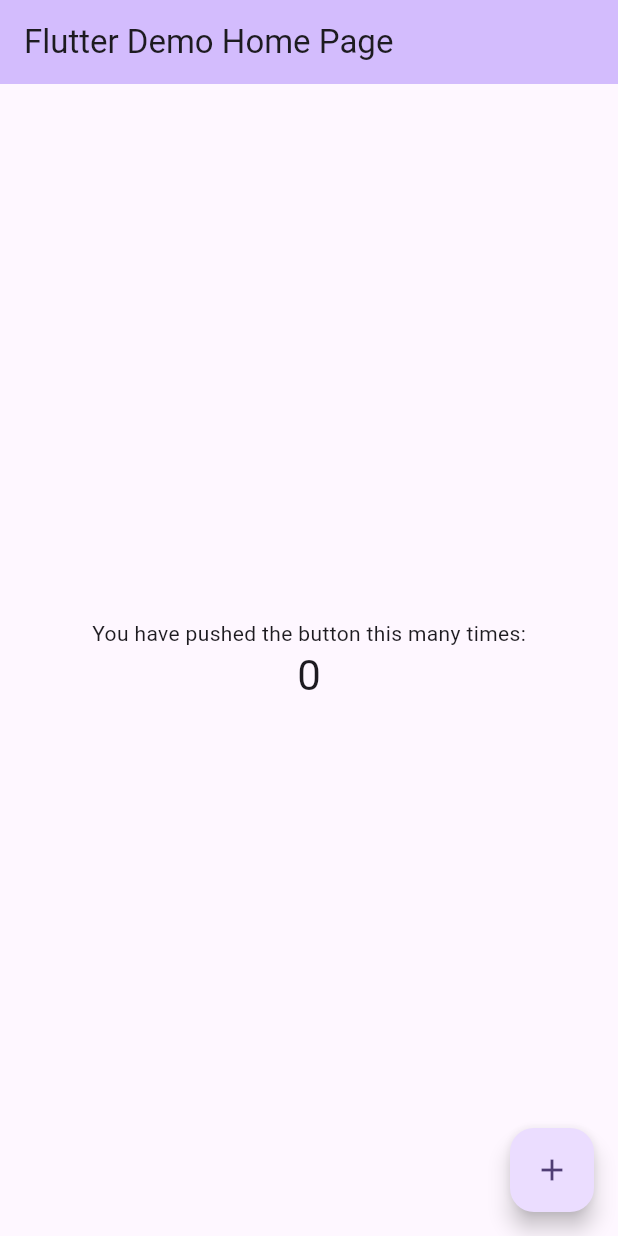
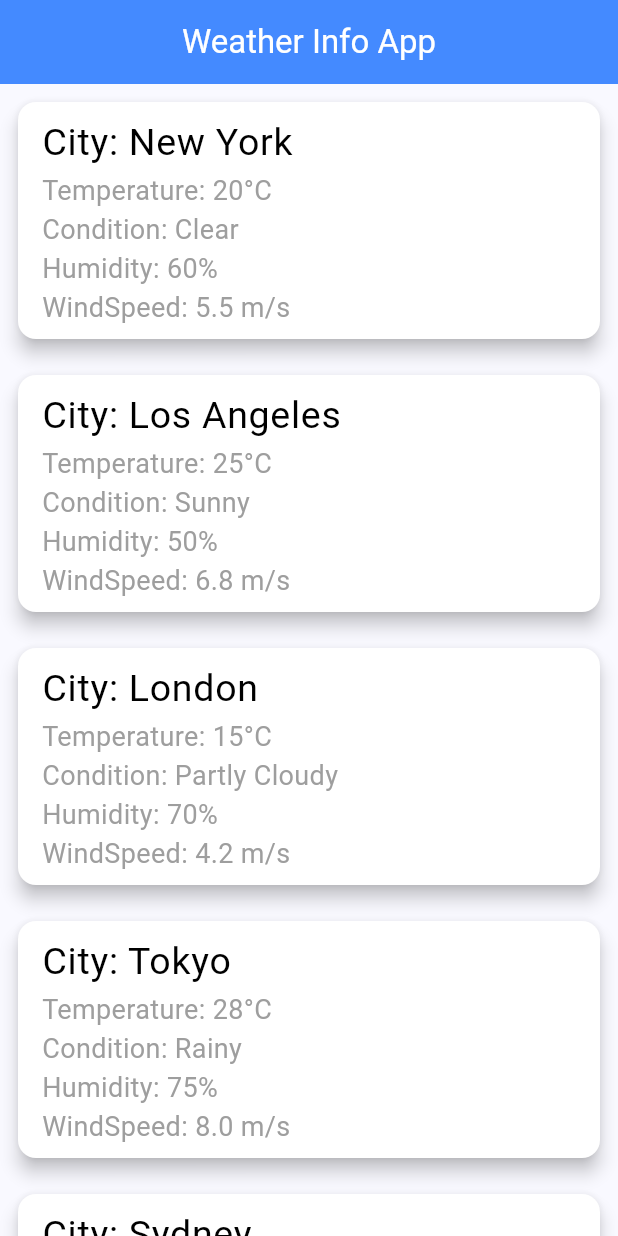
Before and after one commit to rafiul9040devapp/Weather-Exam, a Flutter app: the screen it shows after launch, on a phone screen of 412 x 824 dp. Run offline on Flutter 3.47's test engine with Material 3 defaults, Android fonts, the phone set to English and light mode, and no system bars; our stand-ins replace flutter_spinkit.

Commit message:
whole project is completed

```diff
--- a/lib/main.dart
+++ b/lib/main.dart
@@ -1,4 +1,5 @@
 import 'package:flutter/material.dart';
+import 'package:weather_exam/screen/home_page.dart';
 
 void main() {
   runApp(const MyApp());
@@ -12,114 +13,12 @@
   Widget build(BuildContext context) {
     return MaterialApp(
       title: 'Flutter Demo',
+      debugShowCheckedModeBanner: false,
       theme: ThemeData(
-        // This is the theme of your application.
-        //
-        // TRY THIS: Try running your application with "flutter run". You'll see
-        // the application has a purple toolbar. Then, without quitting the app,
-        // try changing the seedColor in the colorScheme below to Colors.green
-        // and then invoke "hot reload" (save your changes or press the "hot
-        // reload" button in a Flutter-supported IDE, or press "r" if you used
-        // the command line to start the app).
-        //
-        // Notice that the counter didn't reset back to zero; the application
-        // state is not lost during the reload. To reset the state, use hot
-        // restart instead.
-        //
-        // This works for code too, not just values: Most code changes can be
-        // tested with just a hot reload.
-        colorScheme: ColorScheme.fromSeed(seedColor: Colors.deepPurple),
+        colorScheme: ColorScheme.fromSeed(seedColor: Colors.blueAccent),
         useMaterial3: true,
       ),
-      home: const MyHomePage(title: 'Flutter Demo Home Page'),
+      home: const HomePage(),
     );
   }
 }
-
-class MyHomePage extends StatefulWidget {
-  const MyHomePage({super.key, required this.title});
-
-  // This widget is the home page of your application. It is stateful, meaning
-  // that it has a State object (defined below) that contains fields that affect
-  // how it looks.
-
-  // This class is the configuration for the state. It holds the values (in this
-  // case the title) provided by the parent (in this case the App widget) and
-  // used by the build method of the State. Fields in a Widget subclass are
-  // always marked "final".
-
-  final String title;
-
-  @override
-  State<MyHomePage> createState() => _MyHomePageState();
-}
-
-class _MyHomePageState extends State<MyHomePage> {
-  int _counter = 0;
-
-  void _incrementCounter() {
-    setState(() {
-      // This call to setState tells the Flutter framework that something has
-      // changed in this State, which causes it to rerun the build method below
-      // so that the display can reflect the updated values. If we changed
-      // _counter without calling setState(), then the build method would not be
-      // called again, and so nothing would appear to happen.
-      _counter++;
-    });
-  }
-
-  @override
-  Widget build(BuildContext context) {
-    // This method is rerun every time setState is called, for instance as done
-    // by the _incrementCounter method above.
-    //
-    // The Flutter framework has been optimized to make rerunning build methods
-    // fast, so that you can just rebuild anything that needs updating rather
-    // than having to individually change instances of widgets.
-    return Scaffold(
-      appBar: AppBar(
-        // TRY THIS: Try changing the color here to a specific color (to
-        // Colors.amber, perhaps?) and trigger a hot reload to see the AppBar
-        // change color while the other colors stay the same.
-        backgroundColor: Theme.of(context).colorScheme.inversePrimary,
-        // Here we take the value from the MyHomePage object that was created by
-        // the App.build method, and use it to set our appbar title.
-        title: Text(widget.title),
-      ),
-      body: Center(
-        // Center is a layout widget. It takes a single child and positions it
-        // in the middle of the parent.
-        child: Column(
-          // Column is also a layout widget. It takes a list of children and
-          // arranges them vertically. By default, it sizes itself to fit its
-          // children horizontally, and tries to be as tall as its parent.
-          //
-          // Column has various properties to control how it sizes itself and
-          // how it positions its children. Here we use mainAxisAlignment to
-          // center the children vertically; the main axis here is the vertical
-          // axis because Columns are vertical (the cross axis would be
-          // horizontal).
-          //
-          // TRY THIS: Invoke "debug painting" (choose the "Toggle Debug Paint"
-          // action in the IDE, or press "p" in the console), to see the
-          // wireframe for each widget.
-          mainAxisAlignment: MainAxisAlignment.center,
-          children: <Widget>[
-            const Text(
-              'You have pushed the button this many times:',
-            ),
-            Text(
-              '$_counter',
-              style: Theme.of(context).textTheme.headlineMedium,
-            ),
-          ],
-        ),
-      ),
-      floatingActionButton: FloatingActionButton(
-        onPressed: _incrementCounter,
-        tooltip: 'Increment',
-        child: const Icon(Icons.add),
-      ), // This trailing comma makes auto-formatting nicer for build methods.
-    );
-  }
-}
--- /dev/null
+++ b/lib/model/city_weather.dart
@@ -0,0 +1,76 @@
+import 'dart:convert';
+/// city : "New York"
+/// temperature : 20
+/// condition : "Clear"
+/// humidity : 60
+/// windSpeed : 5.5
+class CityWeather {
+  CityWeather({
+      this.city,
+      this.temperature,
+      this.condition,
+      this.humidity,
+      this.windSpeed,});
+
+  CityWeather.fromJson(dynamic json) {
+    city = json['city'];
+    temperature = json['temperature'];
+    condition = json['condition'];
+    humidity = json['humidity'];
+    windSpeed = json['windSpeed'];
+  }
+  String? city;
+  num? temperature;
+  String? condition;
+  num? humidity;
+  num? windSpeed;
+
+  Map<String, dynamic> toJson() {
+    final map = <String, dynamic>{};
+    map['city'] = city;
+    map['temperature'] = temperature;
+    map['condition'] = condition;
+    map['humidity'] = humidity;
+    map['windSpeed'] = windSpeed;
+    return map;
+  }
+}
+
+
+List<Map<String, dynamic>> weatherData = [
+  {
+    "city": "New York",
+    "temperature": 20,
+    "condition": "Clear",
+    "humidity": 60,
+    "windSpeed": 5.5
+  },
+  {
+    "city": "Los Angeles",
+    "temperature": 25,
+    "condition": "Sunny",
+    "humidity": 50,
+    "windSpeed": 6.8
+  },
+  {
+    "city": "London",
+    "temperature": 15,
+    "condition": "Partly Cloudy",
+    "humidity": 70,
+    "windSpeed": 4.2
+  },
+  {
+    "city": "Tokyo",
+    "temperature": 28,
+    "condition": "Rainy",
+    "humidity": 75,
+    "windSpeed": 8.0
+  },
+  {
+    "city": "Sydney",
+    "temperature": 22,
+    "condition": "Cloudy",
+    "humidity": 55,
+    "windSpeed": 7.3
+  },
+];
--- /dev/null
+++ b/lib/netowrk/fetch_data.dart
@@ -0,0 +1,7 @@
+import 'package:weather_exam/model/city_weather.dart';
+
+Future<List<CityWeather>> getCityWeather() async {
+  List<CityWeather> cityWeatherList =
+      weatherData.map((data) => CityWeather.fromJson(data)).toList();
+  return cityWeatherList;
+}
--- /dev/null
+++ b/lib/screen/home_page.dart
@@ -0,0 +1,84 @@
+import 'dart:async';
+
+import 'package:flutter/material.dart';
+import 'package:flutter_spinkit/flutter_spinkit.dart';
+import 'package:weather_exam/model/city_weather.dart';
+
+import '../netowrk/fetch_data.dart';
+
+class HomePage extends StatelessWidget {
+  const HomePage({super.key});
+
+  @override
+  Widget build(BuildContext context) {
+    return Scaffold(
+      appBar: AppBar(
+        title: const Text('Weather Info App'),
+        centerTitle: true,
+        backgroundColor: Colors.blueAccent,
+        foregroundColor: Colors.white,
+      ),
+      body: FutureBuilder<List<CityWeather>>(
+        future: getCityWeather(),
+        builder: (context, snapshot) {
+          if (snapshot.connectionState == ConnectionState.waiting) {
+            return Center(
+              child: SpinKitWaveSpinner(
+                color: Colors.blueAccent.shade200,
+                waveColor: Colors.blueAccent.shade100,
+                trackColor: Colors.white12,
+                size: 100,
+              ),
+            );
+          } else if (snapshot.hasError) {
+            if (snapshot.error is TimeoutException) {
+              return const Center(
+                child: Text(
+                    'Connection timeout. Please check your internet connection.'),
+              );
+            } else {
+              return const Center(
+                child: Text('An error has occurred.'),
+              );
+            }
+          } else if (snapshot.data == null || snapshot.data!.isEmpty) {
+            return const Center(
+              child: Text('No weather is available.'),
+            );
+          } else {
+            return ListView.builder(
+              itemCount: snapshot.data?.length ?? List.empty().length,
+              itemBuilder: (context, index) {
+                CityWeather cityWeather = snapshot.data![index];
+                return Padding(
+                  padding: const EdgeInsets.all(8.0),
+                  child: Card(
+                    color: Colors.white,
+                    elevation: 5,
+                    child: ListTile(
+                      title: Text(
+                        'City: ${cityWeather.city}',
+                        style: const TextStyle(color: Colors.black, fontSize: 25),
+                      ),
+
+                      subtitle: Column(
+                        mainAxisAlignment: MainAxisAlignment.start,
+                        crossAxisAlignment: CrossAxisAlignment.start,
+                        children: [
+                          Text('Temperature: ${cityWeather.temperature}°C',style: const TextStyle(color: Colors.grey,fontSize: 18),),
+                          Text('Condition: ${cityWeather.condition}',style: const TextStyle(color: Colors.grey,fontSize: 18),),
+                          Text('Humidity: ${cityWeather.humidity}%',style: const TextStyle(color: Colors.grey,fontSize: 18),),
+                          Text('WindSpeed: ${cityWeather.windSpeed} m/s',style: const TextStyle(color: Colors.grey,fontSize: 18),),
+                        ],
+                      ),
+                    ),
+                  ),
+                );
+              },
+            );
+          }
+        },
+      ),
+    );
+  }
+}
--- a/pubspec.yaml
+++ b/pubspec.yaml
@@ -35,6 +35,7 @@ dependencies:
   # The following adds the Cupertino Icons font to your application.
   # Use with the CupertinoIcons class for iOS style icons.
   cupertino_icons: ^1.0.2
+  flutter_spinkit: ^5.2.0
 
 dev_dependencies:
   flutter_test:
```
Also changed, not shown: pubspec.lock.
